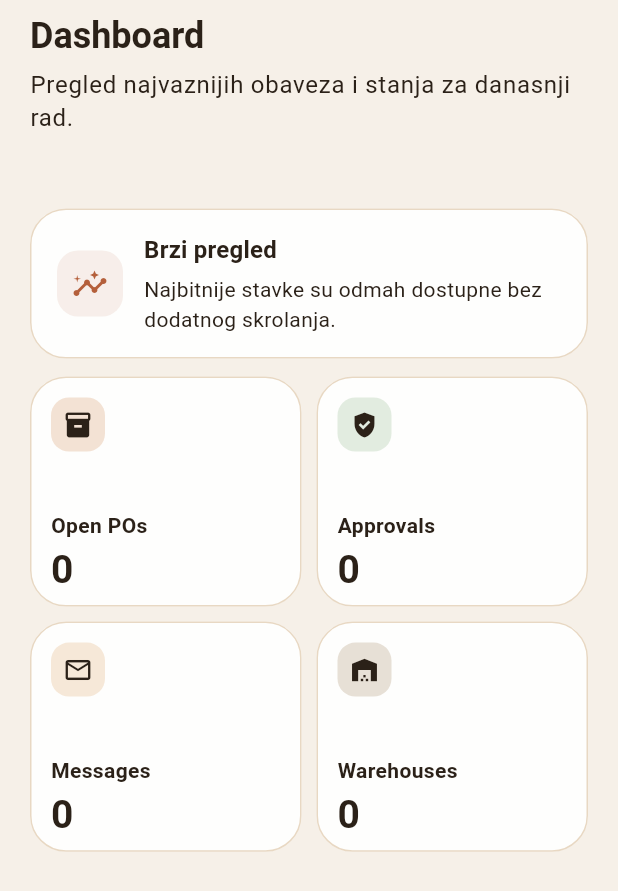
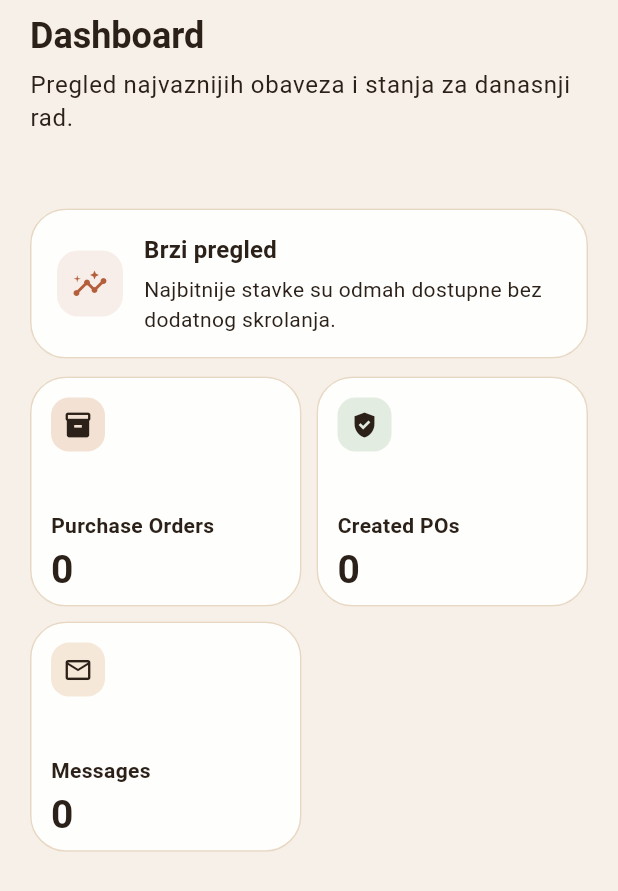
Before and after one commit to avrcanio/mozart-mobile, a Flutter app: the _DashboardTab widget shown alone on an empty page, opened directly with empty values, on a phone screen of 412 x 824 dp. Shown: the top 891 px of the screen. Run offline on Flutter 3.47's test engine with Material 3 defaults, Android fonts, the light colour scheme and no system bars; our stand-ins replace flutter_secure_storage; accounts and stored records are empty; network calls fail.

Commit message:
Align dashboard metric semantics

```diff
--- a/lib/src/presentation/screens/home_screen.dart
+++ b/lib/src/presentation/screens/home_screen.dart
@@ -351,13 +351,13 @@ class _DashboardTab extends StatelessWidget {
             : 2;
     final tiles = [
       (
-        'Open POs',
+        'Purchase Orders',
         '${summary?.openPurchaseOrders ?? 0}',
         Icons.inventory_2,
         const Color(0xFFF3E2D4),
       ),
       (
-        'Approvals',
+        'Created POs',
         '${summary?.pendingApprovals ?? 0}',
         Icons.gpp_good,
         const Color(0xFFE2ECE0),
@@ -367,12 +367,6 @@ class _DashboardTab extends StatelessWidget {
         '${summary?.totalMessages ?? 0}',
         Icons.mail_outline,
         const Color(0xFFF6E8D8),
-      ),
-      (
-        'Warehouses',
-        '${summary?.activeWarehouses ?? 0}',
-        Icons.warehouse,
-        const Color(0xFFE7E0D6),
       ),
     ];
 
```
Also changed, not shown: 1 other file.
